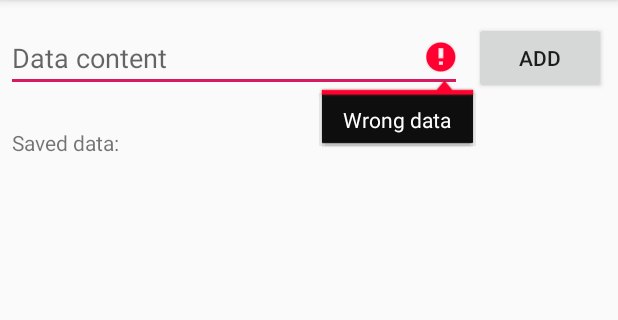
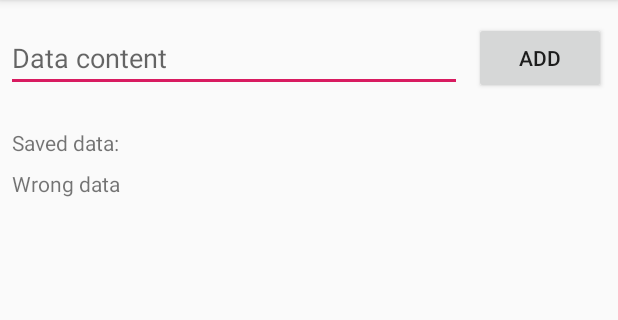
Before and after one commit to Urbane-ars/template-apps-mvvm, an Android app: the screen it shows after launch (FirstActivity), after a tap on "ADD", on a phone screen of 412 x 824 dp, the part 84-404 px from its top. Run offline under Robolectric (Android 15) with nearby library versions, the phone set to English and light mode, and no system bars; our stand-ins replace Dagger/Hilt's generated code, Room's generated code, data binding; libraries missing offline, so code that uses them is left out: android.text; 2 statements that could not run were skipped.

Commit message:
MVVM - add DataBinding

```diff
--- a/app/build.gradle
+++ b/app/build.gradle
@@ -16,6 +16,9 @@ android {
             minifyEnabled false
             proguardFiles getDefaultProguardFile('proguard-android-optimize.txt'), 'proguard-rules.pro'
         }
+    }
+    buildFeatures {
+        dataBinding true
     }
 }
 
--- a/app/src/main/AndroidManifest.xml
+++ b/app/src/main/AndroidManifest.xml
@@ -10,7 +10,7 @@
         android:roundIcon="@mipmap/ic_launcher_round"
         android:supportsRtl="true"
         android:theme="@style/AppTheme">
-        <activity android:name=".mvp.FirstActivity">
+        <activity android:name=".mvvm.FirstActivity">
             <intent-filter>
                 <action android:name="android.intent.action.MAIN" />
 
--- a/app/src/main/java/com/example/template/di/AppComponent.java
+++ b/app/src/main/java/com/example/template/di/AppComponent.java
@@ -1,6 +1,6 @@
 package com.example.template.di;
 
-import com.example.template.mvp.FirstActivity;
+import com.example.template.mvvm.FirstActivity;
 
 import javax.inject.Singleton;
 
--- a/app/src/main/java/com/example/template/mvp/FirstActivity.java
+++ /dev/null
@@ -1,63 +0,0 @@
-package com.example.template.mvp;
-
-
-import android.os.Bundle;
-import android.view.View;
-import android.widget.Button;
-import android.widget.EditText;
-import android.widget.TextView;
-
-import androidx.appcompat.app.AppCompatActivity;
-
-import com.example.template.App;
-import com.example.template.R;
-
-
-import javax.inject.Inject;
-
-
-public class FirstActivity extends AppCompatActivity implements ViewContract {
-
-    @Inject
-    Presenter presenter;
-
-
-    @Override
-    protected void onCreate(Bundle savedInstanceState) {
-        //TODO Launcher Theme
-        ((App) getApplication()).getAppComponent().inject(this);
-        super.onCreate(savedInstanceState);
-        setContentView(R.layout.activity_first);
-        init();
-    }
-
-    void init(){
-        presenter.attachView(this);
-        Button button = findViewById(R.id.button);
-        button.setOnClickListener(new View.OnClickListener() {
-            @Override
-            public void onClick(View view) {
-                presenter.addData();
-            }
-        });
-    }
-
-    public void updateList(String text){
-        TextView textView = findViewById(R.id.dataList);
-        textView.setText(text);
-    }
-
-    public String getData(){
-        EditText editText = findViewById(R.id.editText);
-        String text = editText.getText().toString();
-        editText.setText("");
-        return text;
-    }
-
-
-    public void showError() {
-        EditText editText = findViewById(R.id.editText);
-        editText.setError(this.getString(R.string.no_data));
-    }
-
-}
--- a/app/src/main/java/com/example/template/mvp/Presenter.java
+++ /dev/null
@@ -1,57 +0,0 @@
-package com.example.template.mvp;
-
-
-import com.example.template.storage.SomeData;
-
-import java.util.List;
-
-import javax.inject.Inject;
-
-public class Presenter {
-
-
-    Repository repository;
-    SomeData someData;
-
-
-    @Inject
-    public Presenter(Repository repository, SomeData someData) {
-        this.repository = repository;
-        this.someData = someData;
-    }
-
-    private ViewContract viewContract;
-
-
-    public void attachView(ViewContract firstActivity){
-        viewContract = firstActivity;
-        loadSavedSomeData();
-    }
-
-    public void addData(){
-        String text = viewContract.getData();
-        if ( text.isEmpty()){
-            viewContract.showError();
-        }
-        else {
-            someData.content = text;
-            repository.someDataDAO.add(someData);
-            loadSavedSomeData();
-        }
-
-    }
-
-    void loadSavedSomeData(){
-        List<SomeData> someDataList = repository.someDataDAO.getAll();
-        if (someDataList.size() == 0) return;
-
-        StringBuilder stringBuilder = new StringBuilder();
-        for (SomeData someData: someDataList
-             ) {
-            stringBuilder.append(someData.toString());
-            stringBuilder.append("\n");
-        }
-        viewContract.updateList(stringBuilder.toString().trim());
-    }
-
-}
--- a/app/src/main/java/com/example/template/mvp/ViewContract.java
+++ /dev/null
@@ -1,8 +0,0 @@
-package com.example.template.mvp;
-
-public interface ViewContract {
- void updateList(String s);
- String getData();
- void showError();
-
-}
--- /dev/null
+++ b/app/src/main/java/com/example/template/mvvm/FirstActivity.java
@@ -0,0 +1,42 @@
+package com.example.template.mvvm;
+
+
+import android.os.Bundle;
+
+import androidx.appcompat.app.AppCompatActivity;
+import androidx.databinding.DataBindingUtil;
+
+import com.example.template.App;
+import com.example.template.R;
+import com.example.template.databinding.ActivityFirstBinding;
+
+
+import javax.inject.Inject;
+
+
+public class FirstActivity extends AppCompatActivity {
+
+    @Inject
+    FistViewModel viewModel;
+
+
+    @Override
+    protected void onCreate(Bundle savedInstanceState) {
+        //TODO Launcher Theme
+        ((App) getApplication()).getAppComponent().inject(this);
+        super.onCreate(savedInstanceState);
+        ActivityFirstBinding binding = DataBindingUtil.setContentView(this, R.layout.activity_first);
+        binding.setFistViewModel(viewModel);
+        init();
+    }
+
+    void init(){
+        viewModel.loadSavedSomeData();
+    }
+
+
+
+
+
+
+}
--- /dev/null
+++ b/app/src/main/java/com/example/template/mvvm/FistViewModel.java
@@ -0,0 +1,72 @@
+package com.example.template.mvvm;
+
+import android.view.View;
+import android.widget.EditText;
+
+
+import androidx.databinding.BindingAdapter;
+import androidx.databinding.ObservableBoolean;
+import androidx.databinding.ObservableField;
+import androidx.lifecycle.ViewModel;
+
+import com.example.template.storage.SomeData;
+
+import java.util.List;
+
+import javax.inject.Inject;
+
+public class FistViewModel extends ViewModel{
+
+    Repository repository;
+    SomeData someData;
+
+
+   public ObservableField<String> texts = new ObservableField<>();
+   public  ObservableField<String> content = new ObservableField<>();
+   public ObservableBoolean hasError = new ObservableBoolean();
+
+    @Inject
+    public FistViewModel(Repository repository, SomeData someData) {
+        this.repository = repository;
+        this.someData = someData;
+    }
+
+
+    public void addData(View view){
+        String text = content.get();
+        if (text == null || text.isEmpty()){
+                hasError.set(true);
+        }
+        else {
+            someData.content = text;
+            repository.someDataDAO.add(someData);
+            loadSavedSomeData();
+            content.set("");
+            hasError.set(false);
+        }
+
+    }
+
+    void loadSavedSomeData(){
+        List<SomeData> someDataList = repository.someDataDAO.getAll();
+        if (someDataList.size() == 0) return;
+
+        StringBuilder stringBuilder = new StringBuilder();
+        for (SomeData someData: someDataList
+        ) {
+            stringBuilder.append(someData.toString());
+            stringBuilder.append("\n");
+        }
+        texts.set(stringBuilder.toString().trim());
+
+    }
+
+    // can be simple relocate into: public class MyBindingAdapter
+    @BindingAdapter({"app:errorText", "app:show"})
+    public static void setErrorText (EditText editText, String errorText, boolean show){
+        if (show) {
+            editText.setError(errorText);
+        }
+    }
+
+}
--- a/app/src/main/java/com/example/template/mvp/Repository.java
+++ b/app/src/main/java/com/example/template/mvvm/Repository.java
@@ -1,4 +1,4 @@
-package com.example.template.mvp;
+package com.example.template.mvvm;
 
 
 
--- a/app/src/main/res/layout/activity_first.xml
+++ b/app/src/main/res/layout/activity_first.xml
@@ -1,10 +1,41 @@
 <?xml version="1.0" encoding="utf-8"?>
-<androidx.constraintlayout.widget.ConstraintLayout xmlns:android="http://schemas.android.com/apk/res/android"
+
+    <layout
+    xmlns:android="http://schemas.android.com/apk/res/android"
     xmlns:app="http://schemas.android.com/apk/res-auto"
-    xmlns:tools="http://schemas.android.com/tools"
-    android:layout_width="match_parent"
-    android:layout_height="match_parent"
-    tools:context=".mvp.FirstActivity">
+    >
+        <data>
+            <import type="android.text.TextUtils"/>
+            <variable
+                name="fistViewModel"
+                type="com.example.template.mvvm.FistViewModel" />
+            <variable
+                name="firstActivity"
+                type="com.example.template.mvvm.FirstActivity" />
+        </data>
+
+    <androidx.constraintlayout.widget.ConstraintLayout
+        android:layout_width="match_parent"
+        android:layout_height="match_parent"
+        xmlns:tools="http://schemas.android.com/tools"
+        tools:context=".mvvm.FirstActivity"
+       >
+
+        <TextView
+            android:layout_width="0dp"
+            android:layout_height="0dp"
+            android:layout_marginStart="8dp"
+            android:layout_marginTop="8dp"
+            android:layout_marginEnd="8dp"
+            android:layout_marginBottom="8dp"
+            android:text='@{TextUtils.isEmpty(fistViewModel.texts)? @string/no_data : fistViewModel.texts }'
+            android:scrollbars = "vertical"
+            app:layout_constraintBottom_toBottomOf="parent"
+            app:layout_constraintEnd_toEndOf="parent"
+            app:layout_constraintStart_toStartOf="parent"
+            app:layout_constraintTop_toBottomOf="@+id/textView" />
+
+
 
     <TextView
         android:id="@+id/textView"
@@ -27,6 +58,9 @@
         android:layout_marginEnd="8dp"
         android:ems="10"
         android:hint="@string/data_content"
+        app:show="@{fistViewModel.hasError}"
+        android:text="@={fistViewModel.content}"
+        app:errorText="@{@string/no_data}"
         app:layout_constraintEnd_toStartOf="@+id/button"
         app:layout_constraintStart_toStartOf="parent"
         app:layout_constraintTop_toTopOf="parent" />
@@ -37,21 +71,11 @@
         android:layout_height="wrap_content"
         android:layout_marginEnd="8dp"
         android:text="@string/add_data"
+        android:onClick="@{fistViewModel::addData}"
         app:layout_constraintBottom_toBottomOf="@+id/editText"
         app:layout_constraintEnd_toEndOf="parent"
         app:layout_constraintTop_toTopOf="@+id/editText" />
 
-    <TextView
-        android:id="@+id/dataList"
-        android:layout_width="0dp"
-        android:layout_height="0dp"
-        android:layout_marginStart="8dp"
-        android:layout_marginTop="8dp"
-        android:layout_marginEnd="8dp"
-        android:layout_marginBottom="8dp"
-        app:layout_constraintBottom_toBottomOf="parent"
-        app:layout_constraintEnd_toEndOf="parent"
-        app:layout_constraintStart_toStartOf="parent"
-        app:layout_constraintTop_toBottomOf="@+id/textView" />
 
 </androidx.constraintlayout.widget.ConstraintLayout>
+</layout>
--- a/build.gradle
+++ b/build.gradle
@@ -7,7 +7,7 @@ buildscript {
 
     }
     dependencies {
-        classpath 'com.android.tools.build:gradle:3.5.3'
+        classpath 'com.android.tools.build:gradle:4.0.0'
 
         // NOTE: Do not place your application dependencies here; they belong
         // in the individual module build.gradle files
```
Also changed, not shown: gradle/wrapper/gradle-wrapper.properties.
